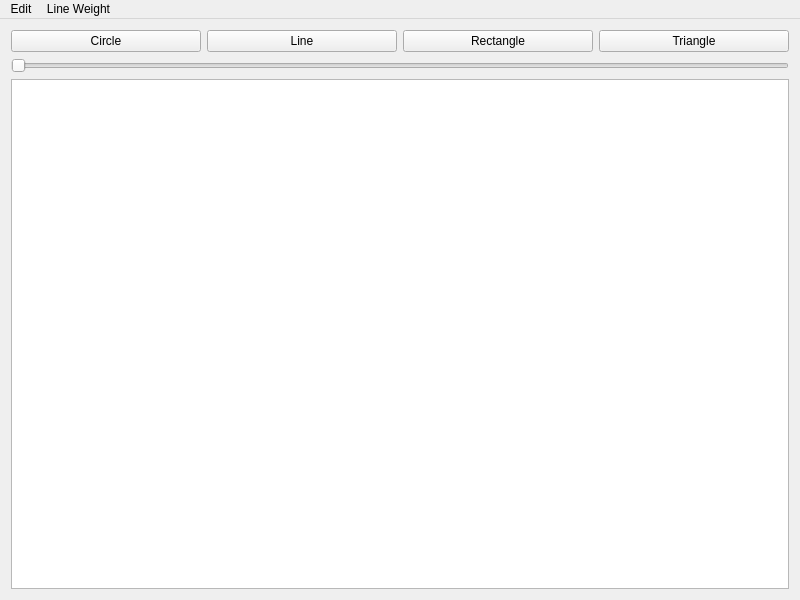
KamelMoohamed/CMP2241_F21_Team01_IRO_Painting, file mainwindow.ui: the form before one commit.
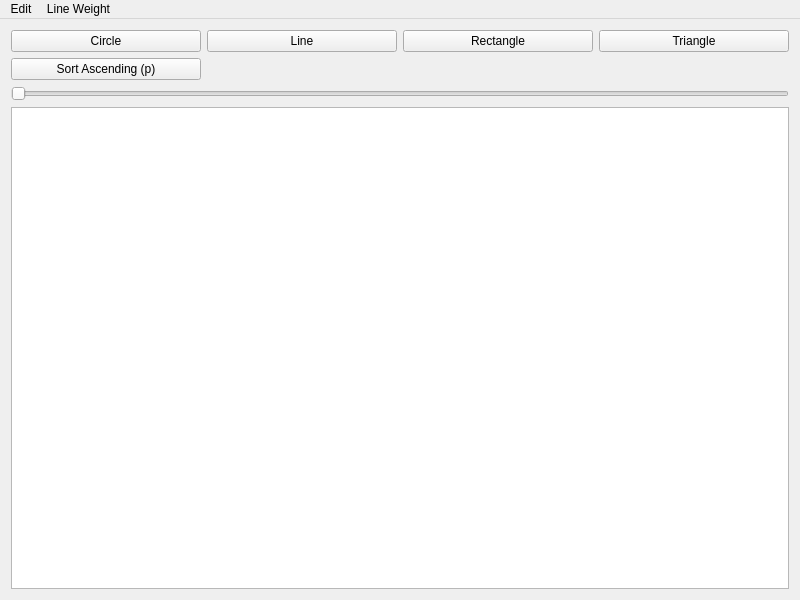
The form after the commit.

```diff
--- a/mainwindow.ui
+++ b/mainwindow.ui
@@ -56,6 +56,13 @@
       </property>
      </widget>
     </item>
+    <item row="1" column="0">
+     <widget class="QPushButton" name="sortA_Btn">
+      <property name="text">
+       <string>Sort Ascending (p)</string>
+      </property>
+     </widget>
+    </item>
    </layout>
   </widget>
   <widget class="QMenuBar" name="menuBar">
```
